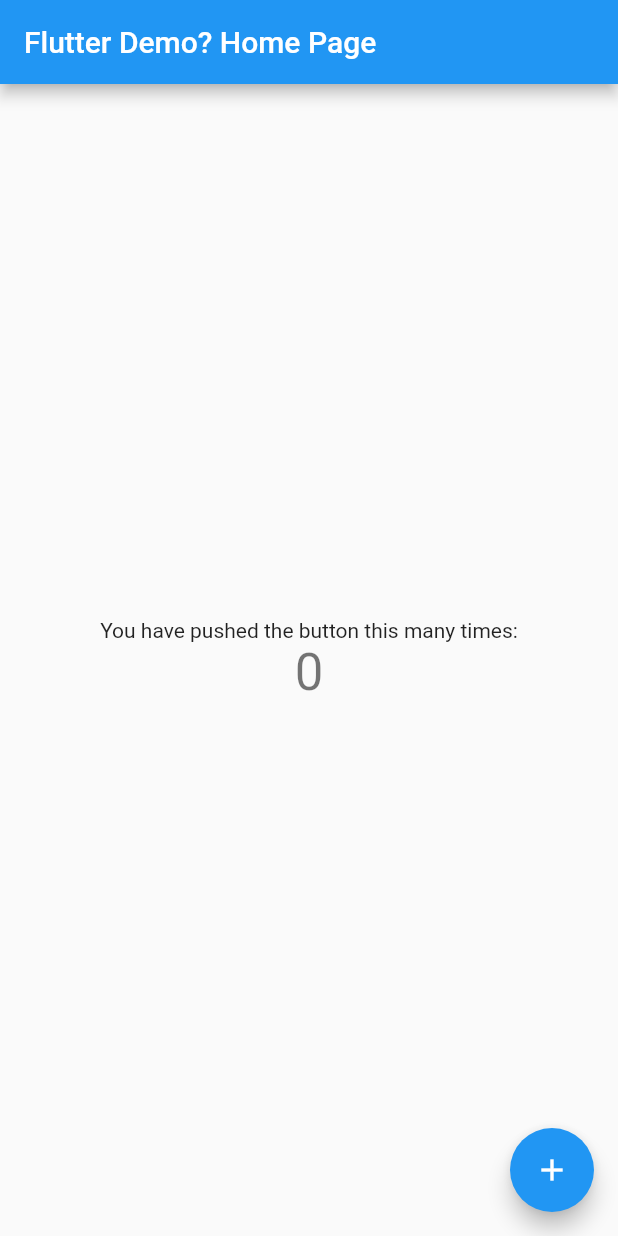
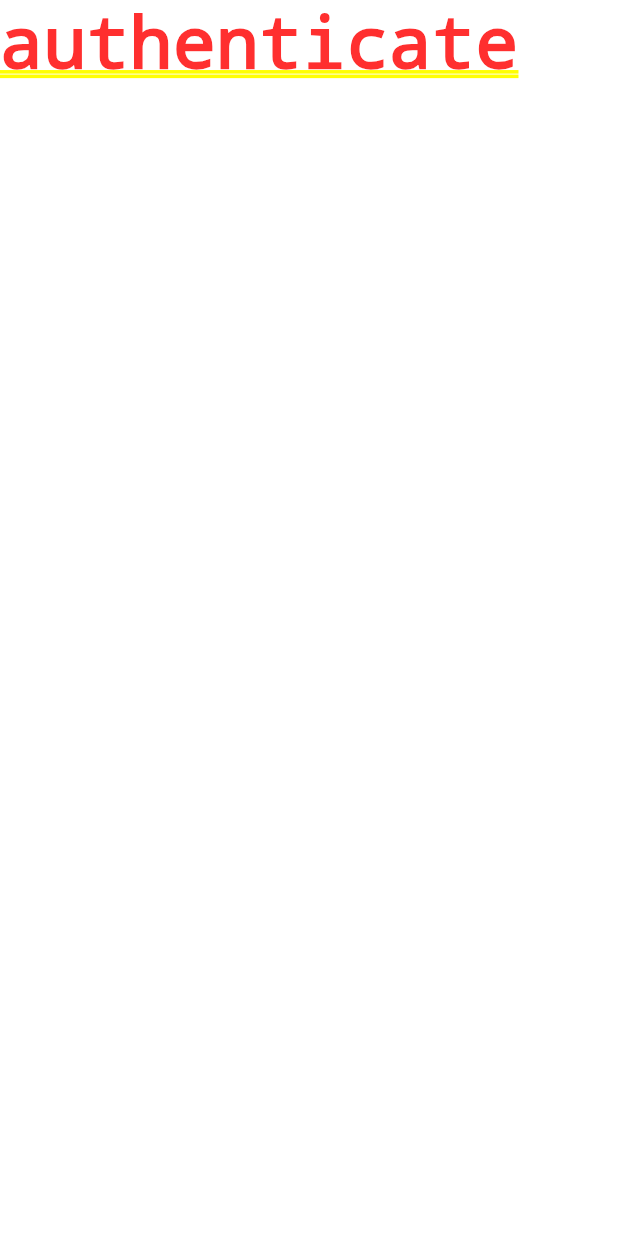
Before and after one commit to BrenoBaronte/brew_crew, a Flutter app: the screen it shows after launch, on a phone screen of 412 x 824 dp. Run offline on Flutter 3.47's test engine with Material 2 defaults, Android fonts, the phone set to English and light mode, and no system bars.

Commit message:
basic app structure

```diff
--- a/lib/main.dart
+++ b/lib/main.dart
@@ -1,117 +1,15 @@
+import 'package:brewcrew/screens/wrapper.dart';
 import 'package:flutter/material.dart';
 
-void main() {
-  runApp(MyApp());
-}
+void main() => runApp(MyApp());
+
 
 class MyApp extends StatelessWidget {
   // This widget is the root of your application.
   @override
   Widget build(BuildContext context) {
     return MaterialApp(
-      title: 'Flutter Demo',
-      theme: ThemeData(
-        // This is the theme of your application.
-        //
-        // Try running your application with "flutter run". You'll see the
-        // application has a blue toolbar. Then, without quitting the app, try
-        // changing the primarySwatch below to Colors.green and then invoke
-        // "hot reload" (press "r" in the console where you ran "flutter run",
-        // or simply save your changes to "hot reload" in a Flutter IDE).
-        // Notice that the counter didn't reset back to zero; the application
-        // is not restarted.
-        primarySwatch: Colors.blue,
-        // This makes the visual density adapt to the platform that you run
-        // the app on. For desktop platforms, the controls will be smaller and
-        // closer together (more dense) than on mobile platforms.
-        visualDensity: VisualDensity.adaptivePlatformDensity,
-      ),
-      home: MyHomePage(title: 'Flutter Demo? Home Page'),
+      home: Wrapper(),
     );
   }
 }
-
-class MyHomePage extends StatefulWidget {
-  MyHomePage({Key key, this.title}) : super(key: key);
-
-  // This widget is the home page of your application. It is stateful, meaning
-  // that it has a State object (defined below) that contains fields that affect
-  // how it looks.
-
-  // This class is the configuration for the state. It holds the values (in this
-  // case the title) provided by the parent (in this case the App widget) and
-  // used by the build method of the State. Fields in a Widget subclass are
-  // always marked "final".
-
-  final String title;
-
-  @override
-  _MyHomePageState createState() => _MyHomePageState();
-}
-
-class _MyHomePageState extends State<MyHomePage> {
-  int _counter = 0;
-
-  void _incrementCounter() {
-    setState(() {
-      // This call to setState tells the Flutter framework that something has
-      // changed in this State, which causes it to rerun the build method below
-      // so that the display can reflect the updated values. If we changed
-      // _counter without calling setState(), then the build method would not be
-      // called again, and so nothing would appear to happen.
-      _counter++;
-    });
-  }
-
-  @override
-  Widget build(BuildContext context) {
-    // This method is rerun every time setState is called, for instance as done
-    // by the _incrementCounter method above.
-    //
-    // The Flutter framework has been optimized to make rerunning build methods
-    // fast, so that you can just rebuild anything that needs updating rather
-    // than having to individually change instances of widgets.
-    return Scaffold(
-      appBar: AppBar(
-        // Here we take the value from the MyHomePage object that was created by
-        // the App.build method, and use it to set our appbar title.
-        title: Text(widget.title),
-      ),
-      body: Center(
-        // Center is a layout widget. It takes a single child and positions it
-        // in the middle of the parent.
-        child: Column(
-          // Column is also a layout widget. It takes a list of children and
-          // arranges them vertically. By default, it sizes itself to fit its
-          // children horizontally, and tries to be as tall as its parent.
-          //
-          // Invoke "debug painting" (press "p" in the console, choose the
-          // "Toggle Debug Paint" action from the Flutter Inspector in Android
-          // Studio, or the "Toggle Debug Paint" command in Visual Studio Code)
-          // to see the wireframe for each widget.
-          //
-          // Column has various properties to control how it sizes itself and
-          // how it positions its children. Here we use mainAxisAlignment to
-          // center the children vertically; the main axis here is the vertical
-          // axis because Columns are vertical (the cross axis would be
-          // horizontal).
-          mainAxisAlignment: MainAxisAlignment.center,
-          children: <Widget>[
-            Text(
-              'You have pushed the button this many times:',
-            ),
-            Text(
-              '$_counter',
-              style: Theme.of(context).textTheme.headline4,
-            ),
-          ],
-        ),
-      ),
-      floatingActionButton: FloatingActionButton(
-        onPressed: _incrementCounter,
-        tooltip: 'Increment',
-        child: Icon(Icons.add),
-      ), // This trailing comma makes auto-formatting nicer for build methods.
-    );
-  }
-}
--- /dev/null
+++ b/lib/screens/authenticate/authenticate.dart
@@ -0,0 +1,15 @@
+import 'package:flutter/material.dart';
+
+class Authenticate extends StatefulWidget {
+  @override
+  _AuthenticateState createState() =>_AuthenticateState();
+}
+
+class _AuthenticateState extends State<Authenticate> {
+  @override
+  Widget build(BuildContext context){
+    return Container(
+      child: Text('authenticate'),
+    );
+  }
+}
--- /dev/null
+++ b/lib/screens/home/home.dart
@@ -0,0 +1,10 @@
+import 'package:flutter/material.dart';
+
+class Home extends StatelessWidget {
+  @override
+  Widget build(BuildContext context){
+    return Container(
+      child: Text('home'),
+    );
+  }
+}
--- /dev/null
+++ b/lib/screens/wrapper.dart
@@ -0,0 +1,12 @@
+import 'package:brewcrew/screens/authenticate/authenticate.dart';
+import 'package:brewcrew/screens/home/home.dart';
+import 'package:flutter/material.dart';
+
+class Wrapper extends StatelessWidget {
+  @override
+  Widget build(BuildContext context){
+
+    // return either Home or Authenticate widget
+    return Authenticate();
+  }
+}
```
